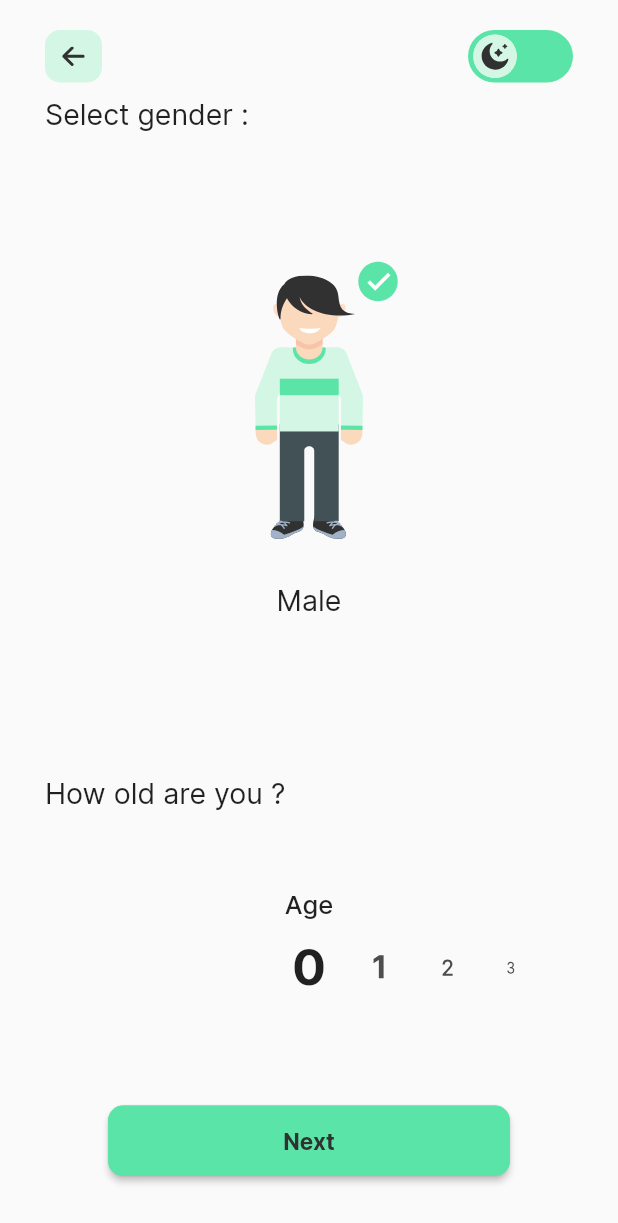
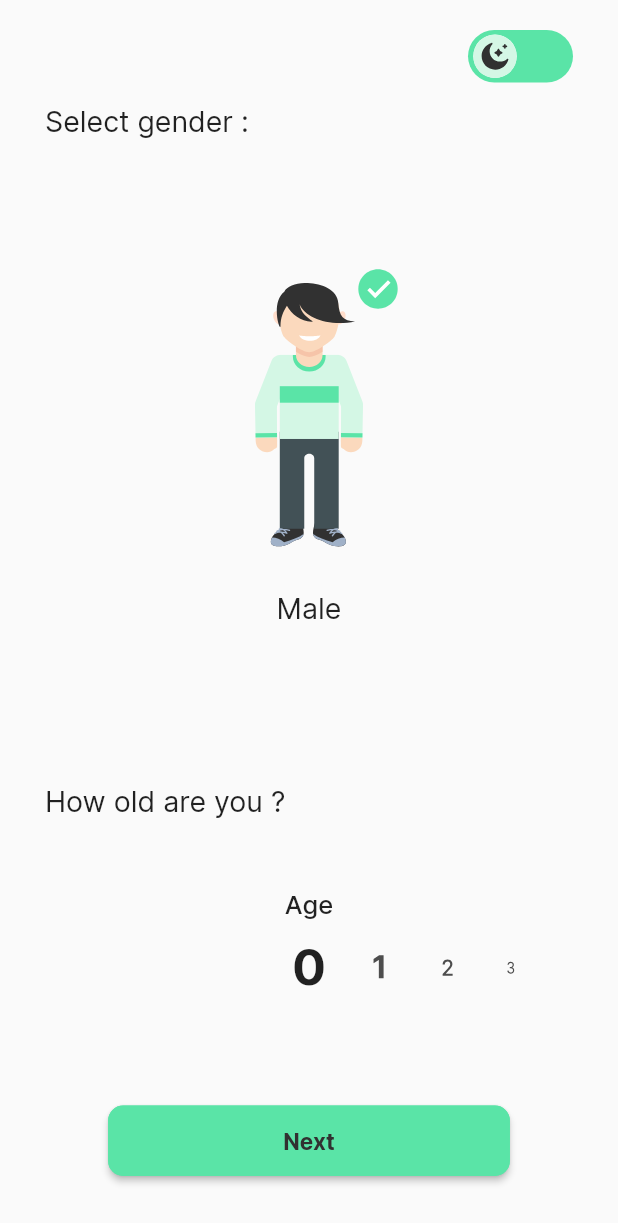
Before and after one commit to anikrakib/diabetes-app, a Flutter app: the HomePage screen opened by its route, after a tap on "Male", on a phone screen of 412 x 824 dp. Shown: the top 1223 px of the screen. Run offline on Flutter 3.47's test engine with Material 2 defaults, Android fonts, the phone set to English and light mode, and no system bars; our stand-ins replace flutter_svg, get, shared_preferences; accounts and stored records are empty.

Commit message:
Place All Information Screen in pageView

```diff
--- a/lib/main.dart
+++ b/lib/main.dart
@@ -1,6 +1,7 @@
 import 'package:flutter/material.dart';
 import 'package:flutter_diabetes_app/services/providers/dark_theme_provider.dart';
 import 'package:flutter_diabetes_app/services/providers/get_started_provider.dart';
+import 'package:flutter_diabetes_app/services/providers/home_screen_provider.dart';
 import 'package:flutter_diabetes_app/services/providers/user_data_provider.dart';
 import 'package:flutter_diabetes_app/services/routing/app_pages.dart';
 import 'package:flutter_diabetes_app/utils/theme.dart';
@@ -45,6 +46,9 @@ class _DiabetesAppState extends State<DiabetesApp> {
         ChangeNotifierProvider<UserDataProvider>(
           create: (_) => UserDataProvider(),
         ),
+        ChangeNotifierProvider<HomeScreenProvider>(
+          create: (_) => HomeScreenProvider(),
+        ),
       ],
       child: Consumer<DarkThemeProvider>(
         builder: (context, value, child) {
--- a/lib/screens/gender_and_age_screen/gender_and_age_screen.dart
+++ b/lib/screens/gender_and_age_screen/gender_and_age_screen.dart
@@ -27,7 +27,7 @@ class _GenderAndAgeScreenState extends State<GenderAndAgeScreen> {
       builder: (context, constraints) {
         var height = constraints.maxHeight;
         return Padding(
-          padding: const EdgeInsets.only(top: 10, bottom: 10),
+          padding: const EdgeInsets.only(top: 15, bottom: 15),
           child: Column(
             crossAxisAlignment: CrossAxisAlignment.start,
             children: [
--- a/lib/screens/home_screen/home_screen.dart
+++ b/lib/screens/home_screen/home_screen.dart
@@ -1,6 +1,8 @@
 import 'package:flutter/material.dart';
+import 'package:flutter_diabetes_app/services/providers/home_screen_provider.dart';
+import 'package:provider/provider.dart';
+import '../../utils/constant.dart';
 import '../../widgets/app_button.dart';
-import '../gender_and_age_screen/gender_and_age_screen.dart';
 import 'component/custom_switch.dart';
 
 class HomePage extends StatelessWidget {
@@ -8,35 +10,68 @@ class HomePage extends StatelessWidget {
 
   @override
   Widget build(BuildContext context) {
+    PageController pageController =
+        PageController(initialPage: 0, keepPage: false);
+
     return Scaffold(
-      body: SafeArea(
+      body: Consumer<HomeScreenProvider>(
+        builder: (_, homeScreenProvider, child) {
+          return SafeArea(
             child: Padding(
-          padding:
-              const EdgeInsets.only(left: 30, right: 30, top: 20, bottom: 40),
+              padding: const EdgeInsets.only(
+                  left: 30, right: 30, top: 20, bottom: 40),
               child: Column(
                 children: [
                   Row(
                     mainAxisAlignment: MainAxisAlignment.spaceBetween,
                     children: [
-                  AppBackButton(
-                    onPressed: () {},
+                      Visibility(
+                        visible: homeScreenProvider.currentPage != 0,
+                        child: AppBackButton(
+                          onPressed: () {
+                            pageController.previousPage(
+                              duration: const Duration(milliseconds: 500),
+                              curve: Curves.ease,
+                            );
+                            homeScreenProvider.setPage =
+                                (homeScreenProvider.currentPage - 1);
+                          },
+                        ),
                       ),
                       const CustomSwitch(),
                     ],
                   ),
                   Expanded(
+                    child: NotificationListener<OverscrollIndicatorNotification>(
+                      onNotification: (overscroll) {
+                        overscroll.disallowIndicator();
+                        return true;
+                      },
                       child: PageView.builder(
                         itemCount: 5,
+                        controller: pageController,
                         physics: const NeverScrollableScrollPhysics(),
-                  itemBuilder: (context, index) => const GenderAndAgeScreen(),
+                        onPageChanged: (index) {
+                          homeScreenProvider.setPage = index;
+                        },
+                        itemBuilder: (context, index) =>
+                            INFORMATION_SCREENS[index],
+                      ),
                     ),
                   ),
                   APPButton(
-                onPressed: () {},
+                    onPressed: () {
+                      pageController.nextPage(
+                          duration: const Duration(milliseconds: 500),
+                          curve: Curves.ease);
+                    },
+                    homeScreenProvider: homeScreenProvider,
                   )
                 ],
               ),
             ),
+          );
+        },
       ),
     );
   }
--- /dev/null
+++ b/lib/services/providers/home_screen_provider.dart
@@ -0,0 +1,16 @@
+ import 'package:flutter/material.dart';
+
+class HomeScreenProvider with ChangeNotifier{
+  int _currentPage = 0;
+
+  int get currentPage => _currentPage;
+
+  set setPage(int newPage ){
+    if(newPage<=4 && newPage >= 0){
+      _currentPage = newPage;
+      notifyListeners();
+    }
+  }
+
+
+}
--- a/lib/utils/constant.dart
+++ b/lib/utils/constant.dart
@@ -1,3 +1,10 @@
+import 'package:flutter_diabetes_app/screens/other_information_screen/other_information_screen.dart';
+import 'package:flutter_diabetes_app/screens/region_screen/region_screen.dart';
+import 'package:flutter_diabetes_app/screens/waist_screen/waist_screen.dart';
+import 'package:flutter_diabetes_app/screens/weight_and_height_screen/weight_and_height_screen.dart';
+
+import '../screens/gender_and_age_screen/gender_and_age_screen.dart';
+
 const THEME_STATUS_SHARED_PREP_KEY = "THEMESTATUS";
 const GET_STARTED_SHARED_PREP_KEY = "GETSTARTEDSTATUS";
 
@@ -7,6 +14,8 @@ const ageSectionText = 'How old are you ?';
 const genderMaleText = 'Male';
 const genderFeMaleText = 'Female';
 const age = 'Age';
+const next = 'Next';
+const calculate = 'Calculate';
 const getStartedBodyText =
     'Predicts risk undiagnosed diabetes mellitus with American Diabetes Association (ADA) Risk Calculator. Early detection of undiagnosed diabetes mellitus will lead to prompt treatment and better outcomes.';
 
@@ -15,3 +24,11 @@ const LIST_WHEEL_HIGHT = 60.00;
 const LIST_WHEEL_ITEM_EXTENT = 46.00;
 const AGE_RANGE = 100;
 const INITIAL_AGE = 40;
+
+const INFORMATION_SCREENS = [
+  GenderAndAgeScreen(),
+  RegionScreen(),
+  WeightAndHeightScreen(),
+  WaistScreen(),
+  OtherInformationScreen(),
+];
--- a/lib/widgets/app_button.dart
+++ b/lib/widgets/app_button.dart
@@ -1,17 +1,21 @@
 import 'package:flutter/material.dart';
+import 'package:flutter_diabetes_app/services/providers/home_screen_provider.dart';
 import 'package:flutter_svg/flutter_svg.dart';
 import '../generated/assets.dart';
 import '../utils/app_text_style.dart';
 import '../utils/colors.dart';
+import '../utils/constant.dart';
 
 class APPButton extends StatelessWidget {
   const APPButton({
     Key? key,
     this.onPressed,
     this.text = 'Next',
+    this.homeScreenProvider,
   }) : super(key: key);
   final String text;
   final VoidCallback? onPressed;
+  final HomeScreenProvider? homeScreenProvider;
 
   @override
   Widget build(BuildContext context) {
@@ -35,7 +39,7 @@ class APPButton extends StatelessWidget {
         ),
         onPressed: onPressed,
         child: Text(
-          text,
+          (homeScreenProvider?.currentPage != 4) ? text : calculate,
           style: AppTextStyle.buttonTextStyle,
         ),
       ),
```
Also changed, not shown: lib/screens/other_information_screen/other_information_screen.dart (added, +12 -0 lines), lib/screens/region_screen/region_screen.dart (added, +12 -0 lines), lib/screens/waist_screen/waist_screen.dart (added, +12 -0 lines), lib/screens/weight_and_height_screen/weight_and_height_screen.dart (added, +12 -0 lines). Lines whose indentation alone changed are shown as unchanged.
